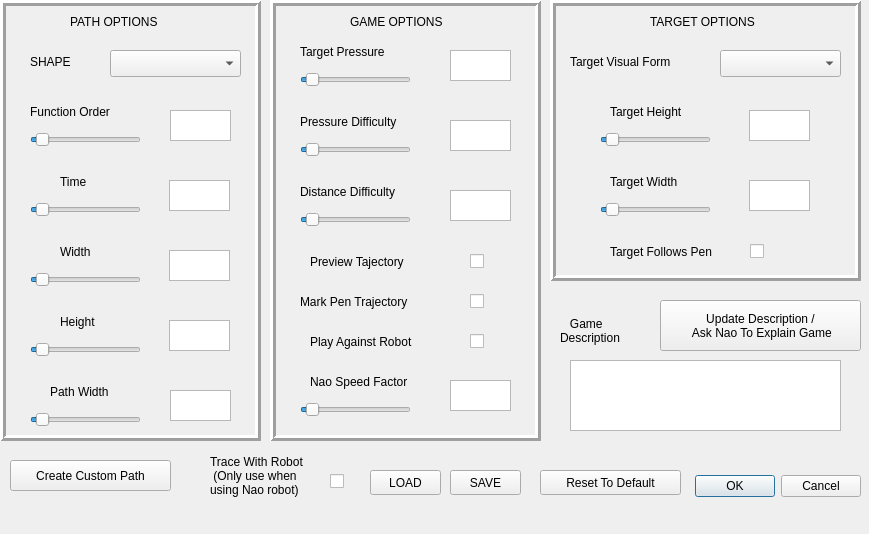
Above: design/target_path.ui from UNSW-Interactive/cowriter_path_following before the change. Below: the same form after it.
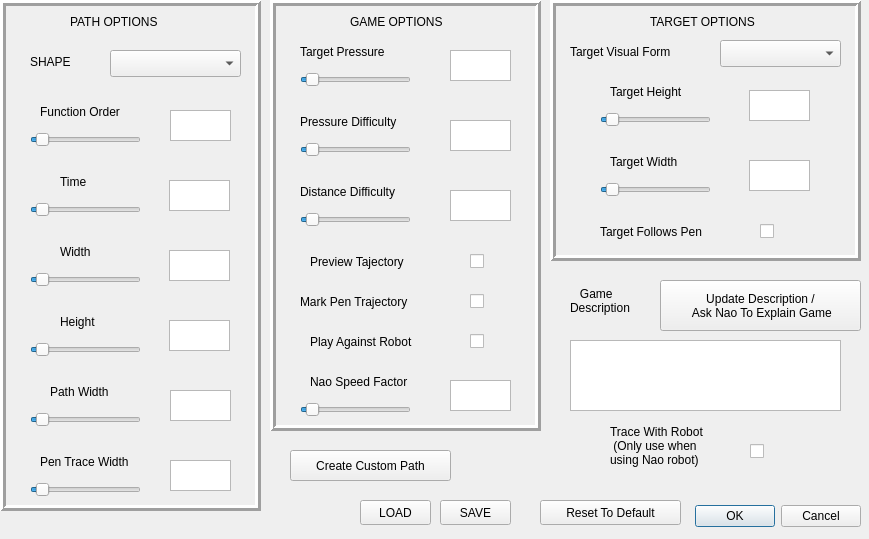
That is the form after the change.

```diff
--- a/design/target_path.ui
+++ b/design/target_path.ui
@@ -7,7 +7,7 @@
     <x>0</x>
     <y>0</y>
     <width>869</width>
-    <height>534</height>
+    <height>539</height>
    </rect>
   </property>
   <property name="acceptDrops">
@@ -20,7 +20,7 @@
    <property name="geometry">
     <rect>
      <x>670</x>
-     <y>470</y>
+     <y>500</y>
      <width>191</width>
      <height>32</height>
     </rect>
@@ -36,7 +36,7 @@
    <property name="geometry">
     <rect>
      <x>540</x>
-     <y>470</y>
+     <y>500</y>
      <width>141</width>
      <height>25</height>
     </rect>
@@ -216,7 +216,7 @@
    <property name="geometry">
     <rect>
      <x>660</x>
-     <y>300</y>
+     <y>280</y>
      <width>201</width>
      <height>51</height>
     </rect>
@@ -233,7 +233,7 @@
    <property name="geometry">
     <rect>
      <x>749</x>
-     <y>110</y>
+     <y>90</y>
      <width>61</width>
      <height>31</height>
     </rect>
@@ -243,7 +243,7 @@
    <property name="geometry">
     <rect>
      <x>749</x>
-     <y>180</y>
+     <y>160</y>
      <width>61</width>
      <height>31</height>
     </rect>
@@ -253,7 +253,7 @@
    <property name="geometry">
     <rect>
      <x>610</x>
-     <y>160</y>
+     <y>140</y>
      <width>111</width>
      <height>43</height>
     </rect>
@@ -269,7 +269,7 @@
    <property name="geometry">
     <rect>
      <x>610</x>
-     <y>90</y>
+     <y>70</y>
      <width>111</width>
      <height>43</height>
     </rect>
@@ -285,7 +285,7 @@
    <property name="geometry">
     <rect>
      <x>720</x>
-     <y>50</y>
+     <y>40</y>
      <width>121</width>
      <height>27</height>
     </rect>
@@ -301,7 +301,7 @@
    <property name="geometry">
     <rect>
      <x>570</x>
-     <y>40</y>
+     <y>30</y>
      <width>141</width>
      <height>43</height>
     </rect>
@@ -316,7 +316,7 @@
   <widget class="QLabel" name="label_order">
    <property name="geometry">
     <rect>
-     <x>30</x>
+     <x>40</x>
      <y>90</y>
      <width>121</width>
      <height>43</height>
@@ -379,8 +379,8 @@
   <widget class="QLabel" name="label_targetFollowsPen">
    <property name="geometry">
     <rect>
-     <x>610</x>
-     <y>230</y>
+     <x>600</x>
+     <y>210</y>
      <width>151</width>
      <height>43</height>
     </rect>
@@ -475,8 +475,8 @@
   <widget class="QCheckBox" name="c_traceWithRobot">
    <property name="geometry">
     <rect>
-     <x>330</x>
-     <y>470</y>
+     <x>750</x>
+     <y>440</y>
      <width>21</width>
      <height>22</height>
     </rect>
@@ -513,8 +513,8 @@
   <widget class="QLabel" name="label_traceWithRobot">
    <property name="geometry">
     <rect>
-     <x>210</x>
-     <y>440</y>
+     <x>610</x>
+     <y>410</y>
      <width>141</width>
      <height>71</height>
     </rect>
@@ -558,8 +558,8 @@
   <widget class="QPushButton" name="buttonLoad">
    <property name="geometry">
     <rect>
-     <x>370</x>
-     <y>470</y>
+     <x>360</x>
+     <y>500</y>
      <width>71</width>
      <height>25</height>
     </rect>
@@ -574,8 +574,8 @@
   <widget class="QPushButton" name="buttonSave">
    <property name="geometry">
     <rect>
-     <x>450</x>
-     <y>470</y>
+     <x>440</x>
+     <y>500</y>
      <width>71</width>
      <height>25</height>
     </rect>
@@ -632,7 +632,7 @@
      <x>0</x>
      <y>0</y>
      <width>261</width>
-     <height>441</height>
+     <height>511</height>
     </rect>
    </property>
    <property name="frameShape">
@@ -651,7 +651,7 @@
      <x>270</x>
      <y>0</y>
      <width>271</width>
-     <height>441</height>
+     <height>431</height>
     </rect>
    </property>
    <property name="frameShape">
@@ -670,7 +670,7 @@
      <x>550</x>
      <y>0</y>
      <width>311</width>
-     <height>281</height>
+     <height>261</height>
     </rect>
    </property>
    <property name="frameShape">
@@ -682,31 +682,12 @@
    <property name="lineWidth">
     <number>3</number>
    </property>
-   <widget class="QCheckBox" name="c_targetFollowsPen">
-    <property name="geometry">
-     <rect>
-      <x>200</x>
-      <y>240</y>
-      <width>21</width>
-      <height>22</height>
-     </rect>
-    </property>
-    <property name="acceptDrops">
-     <bool>false</bool>
-    </property>
-    <property name="text">
-     <string/>
-    </property>
-    <property name="checked">
-     <bool>false</bool>
-    </property>
-   </widget>
   </widget>
   <widget class="QTextBrowser" name="textGameDescription">
    <property name="geometry">
     <rect>
      <x>570</x>
-     <y>360</y>
+     <y>340</y>
      <width>271</width>
      <height>71</height>
     </rect>
@@ -726,8 +707,8 @@
   <widget class="QLabel" name="label_gameDescription">
    <property name="geometry">
     <rect>
-     <x>560</x>
-     <y>300</y>
+     <x>570</x>
+     <y>270</y>
      <width>111</width>
      <height>61</height>
     </rect>
@@ -1007,7 +988,7 @@
    <property name="geometry">
     <rect>
      <x>600</x>
-     <y>200</y>
+     <y>180</y>
      <width>111</width>
      <height>20</height>
     </rect>
@@ -1035,7 +1016,7 @@
    <property name="geometry">
     <rect>
      <x>600</x>
-     <y>130</y>
+     <y>110</y>
      <width>111</width>
      <height>20</height>
     </rect>
@@ -1224,8 +1205,8 @@
   <widget class="QPushButton" name="buttonCreateCustomPath">
    <property name="geometry">
     <rect>
-     <x>10</x>
-     <y>460</y>
+     <x>290</x>
+     <y>450</y>
      <width>161</width>
      <height>31</height>
     </rect>
@@ -1238,6 +1219,80 @@
     <string>Create Custom Path</string>
    </property>
   </widget>
+  <widget class="QTextEdit" name="e_penTraceWidth">
+   <property name="geometry">
+    <rect>
+     <x>170</x>
+     <y>460</y>
+     <width>61</width>
+     <height>31</height>
+    </rect>
+   </property>
+  </widget>
+  <widget class="QSlider" name="sliderPenTraceWidth">
+   <property name="geometry">
+    <rect>
+     <x>30</x>
+     <y>480</y>
+     <width>111</width>
+     <height>20</height>
+    </rect>
+   </property>
+   <property name="maximum">
+    <number>100</number>
+   </property>
+   <property name="singleStep">
+    <number>1</number>
+   </property>
+   <property name="pageStep">
+    <number>50</number>
+   </property>
+   <property name="value">
+    <number>5</number>
+   </property>
+   <property name="sliderPosition">
+    <number>5</number>
+   </property>
+   <property name="orientation">
+    <enum>Qt::Horizontal</enum>
+   </property>
+  </widget>
+  <widget class="QLabel" name="label_penTraceWidth">
+   <property name="geometry">
+    <rect>
+     <x>40</x>
+     <y>440</y>
+     <width>111</width>
+     <height>43</height>
+    </rect>
+   </property>
+   <property name="toolTip">
+    <string>Width of the pen trace</string>
+   </property>
+   <property name="text">
+    <string>Pen Trace Width</string>
+   </property>
+  </widget>
+  <widget class="QCheckBox" name="c_targetFollowsPen">
+   <property name="geometry">
+    <rect>
+     <x>760</x>
+     <y>220</y>
+     <width>21</width>
+     <height>22</height>
+    </rect>
+   </property>
+   <property name="acceptDrops">
+    <bool>false</bool>
+   </property>
+   <property name="text">
+    <string/>
+   </property>
+   <property name="checked">
+    <bool>false</bool>
+   </property>
+  </widget>
+  <zorder>label_traceWithRobot</zorder>
   <zorder>frame_2</zorder>
   <zorder>frame</zorder>
   <zorder>frame_3</zorder>
```
Left out of the diff: 84 changed lines with no effect on the pictures.
